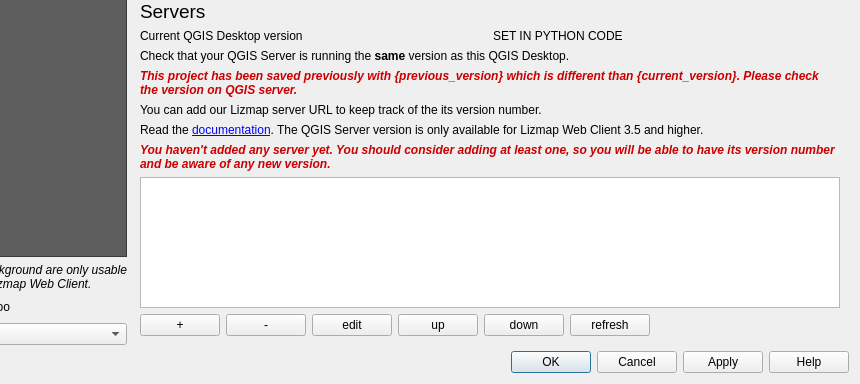
First picture: the form in lizmap/resources/ui/ui_lizmap.ui, repository 3liz/lizmap-plugin, before the edit; both pictures show x 140 to 1000 and y 416 to 800 of the 1000 by 800 pixel window.
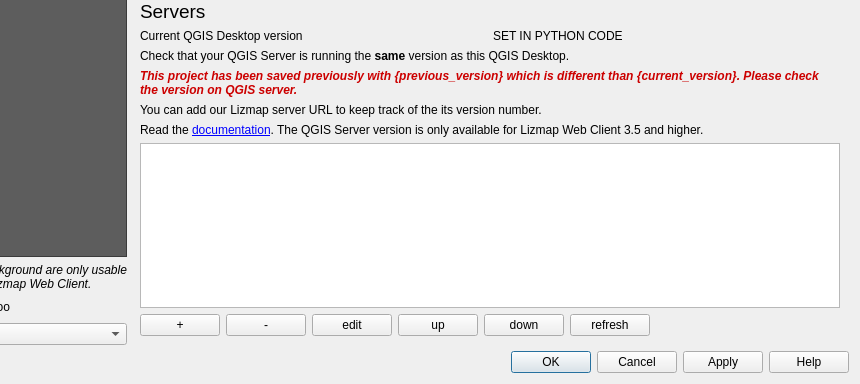
Second picture: the form after the edit. Custom widgets are drawn as their Qt base class.

Commit message: UX - Check server URLs and logins

```diff
--- a/lizmap/resources/ui/ui_lizmap.ui
+++ b/lizmap/resources/ui/ui_lizmap.ui
@@ -586,16 +586,6 @@
              </property>
             </widget>
            </item>
-           <item>
-            <widget class="QLabel" name="label_no_server">
-             <property name="text">
-              <string>&lt;html&gt;&lt;head/&gt;&lt;body&gt;&lt;p&gt;&lt;span style=&quot; font-weight:600; font-style:italic; color:#cc0000;&quot;&gt;You haven't added any server yet. You should consider adding at least one, so you will be able to have its version number and be aware of any new version.&lt;/span&gt;&lt;/p&gt;&lt;/body&gt;&lt;/html&gt;</string>
-             </property>
-             <property name="wordWrap">
-              <bool>true</bool>
-             </property>
-            </widget>
-           </item>
            <item>
             <widget class="QTableWidget" name="table_server"/>
            </item>
```
The commit also changes 5 other files.
